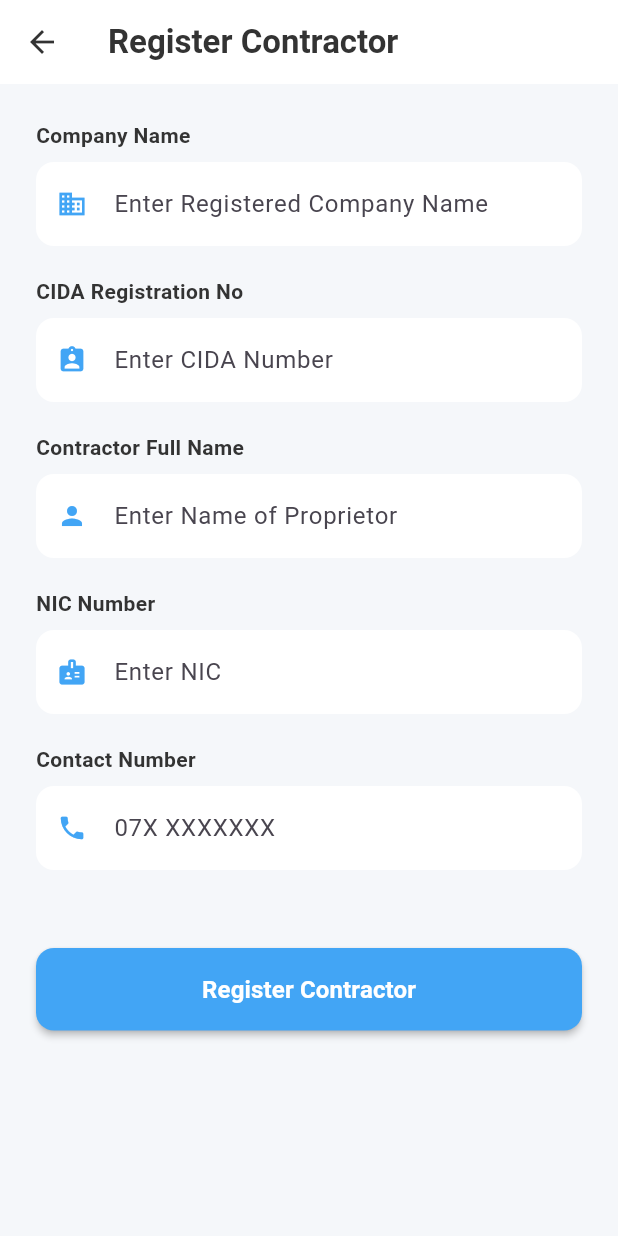
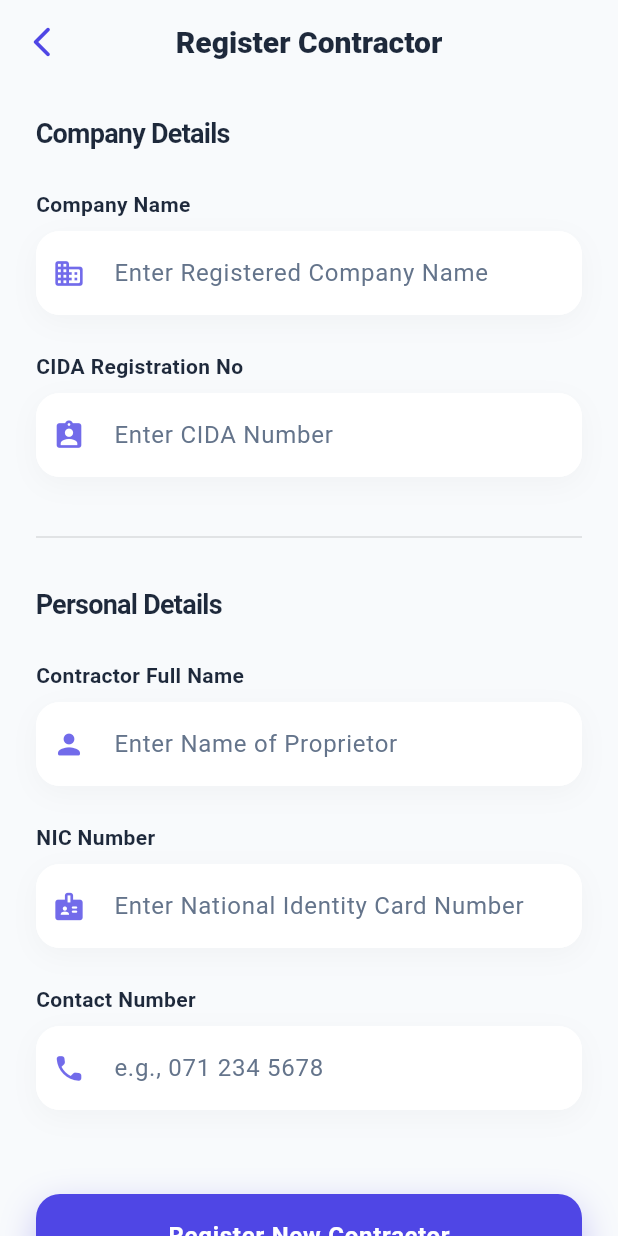
Before and after one commit to IrrigationDepartment/BuildCare, a Flutter app: the AddContractorScreen screen opened directly, on a phone screen of 412 x 824 dp. Run offline on Flutter 3.47's test engine with Material 3 defaults, Android fonts, the light colour scheme and no system bars; our stand-ins replace cached_network_image, cloud_firestore, firebase_auth, firebase_core, firebase_storage, image_picker and 2 more; accounts and stored records are empty.

Commit message:
Update add_contractor_screen.dart

```diff
--- a/lib/screens/TO/add_contractor_screen.dart
+++ b/lib/screens/TO/add_contractor_screen.dart
@@ -16,10 +16,14 @@ class AddContractorScreen extends StatefulWidget {
 }
 
 class _AddContractorScreenState extends State<AddContractorScreen> {
-  // --- Constants ---
-  static const Color kPrimaryBlue = Color(0xFF42A5F5);
-  static const Color kBackgroundColor = Color(0xFFF5F7FA);
-  static const Color kTextColor = Color(0xFF333333);
+  // --- EYE-CATCHING MODERN COLOR PALETTE ---
+  static const Color kPrimaryColor = Color(0xFF4F46E5); // Indigo 600
+  static const Color kPrimaryDark = Color(0xFF312E81); // Indigo 900
+  static const Color kBackgroundColor = Color(0xFFF8FAFC); // Slate 50
+  static const Color kCardColor = Colors.white;
+  static const Color kTextColor = Color(0xFF1E293B); // Slate 800
+  static const Color kSubTextColor = Color(0xFF64748B); // Slate 500
+
   final GlobalKey<FormState> _formKey = GlobalKey<FormState>();
 
   // --- Form Controllers & State ---
@@ -101,8 +105,13 @@ class _AddContractorScreenState extends State<AddContractorScreen> {
       if (mounted) {
         ScaffoldMessenger.of(context).showSnackBar(
           SnackBar(
-            content: Text(_isEditMode ? 'Contractor updated!' : 'Contractor registered successfully!'),
-            backgroundColor: Colors.green,
+            content: Text(
+              _isEditMode ? 'Contractor updated successfully!' : 'Contractor registered successfully!',
+              style: const TextStyle(fontWeight: FontWeight.w600),
+            ),
+            backgroundColor: Colors.green.shade600,
+            behavior: SnackBarBehavior.floating,
+            shape: RoundedRectangleBorder(borderRadius: BorderRadius.circular(10)),
           ),
         );
         Navigator.of(context).pop();
@@ -110,7 +119,11 @@ class _AddContractorScreenState extends State<AddContractorScreen> {
     } catch (e) {
       if (mounted) {
         ScaffoldMessenger.of(context).showSnackBar(
-          SnackBar(content: Text('Error: $e'), backgroundColor: Colors.red),
+          SnackBar(
+            content: Text('Error: $e'),
+            backgroundColor: Colors.redAccent,
+            behavior: SnackBarBehavior.floating,
+          ),
         );
       }
     } finally {
@@ -123,86 +136,139 @@ class _AddContractorScreenState extends State<AddContractorScreen> {
     return Scaffold(
       backgroundColor: kBackgroundColor,
       appBar: AppBar(
-        backgroundColor: Colors.white,
+        backgroundColor: kBackgroundColor,
         elevation: 0,
+        centerTitle: true,
         leading: IconButton(
-          icon: const Icon(Icons.arrow_back, color: kTextColor),
+          icon: const Icon(Icons.arrow_back_ios_new_rounded, color: kPrimaryColor),
           onPressed: () => Navigator.of(context).pop(),
         ),
         title: Text(
           _isEditMode ? 'Edit Contractor' : 'Register Contractor',
-          style: const TextStyle(fontWeight: FontWeight.bold, color: kTextColor),
+          style: const TextStyle(fontWeight: FontWeight.w800, color: kTextColor, fontSize: 20),
         ),
       ),
-      body: SingleChildScrollView(
-        padding: const EdgeInsets.all(24.0),
+      body: SafeArea(
+        child: SingleChildScrollView(
+          padding: const EdgeInsets.symmetric(horizontal: 24.0, vertical: 20.0),
+          // RESPONSIVE WRAPPER: Centers the content on large screens
+          child: Center(
+            child: ConstrainedBox(
+              constraints: const BoxConstraints(maxWidth: 600),
               child: Form(
                 key: _formKey,
                 child: Column(
+                  crossAxisAlignment: CrossAxisAlignment.start,
                   children: [
+                    const Text(
+                      'Company Details',
+                      style: TextStyle(
+                        fontSize: 18,
+                        fontWeight: FontWeight.w700,
+                        color: kTextColor,
+                        letterSpacing: -0.5,
+                      ),
+                    ),
+                    const SizedBox(height: 24),
                     _buildTextField(
                       label: 'Company Name',
                       hintText: 'Enter Registered Company Name',
                       controller: _companyNameController,
-                icon: Icons.business,
+                      icon: Icons.business_rounded,
                     ),
                     _buildTextField(
                       label: 'CIDA Registration No',
                       hintText: 'Enter CIDA Number',
                       controller: _cidaController,
-                icon: Icons.assignment_ind,
+                      icon: Icons.assignment_ind_rounded,
                     ),
+                    const SizedBox(height: 8),
+                    const Divider(color: Colors.black12),
+                    const SizedBox(height: 24),
+                    const Text(
+                      'Personal Details',
+                      style: TextStyle(
+                        fontSize: 18,
+                        fontWeight: FontWeight.w700,
+                        color: kTextColor,
+                        letterSpacing: -0.5,
+                      ),
+                    ),
+                    const SizedBox(height: 24),
                     _buildTextField(
                       label: 'Contractor Full Name',
                       hintText: 'Enter Name of Proprietor',
                       controller: _contractorNameController,
-                icon: Icons.person,
+                      icon: Icons.person_rounded,
                     ),
                     _buildTextField(
                       label: 'NIC Number',
-                hintText: 'Enter NIC',
+                      hintText: 'Enter National Identity Card Number',
                       controller: _nicController,
-                icon: Icons.badge,
+                      icon: Icons.badge_rounded,
                     ),
                     _buildTextField(
                       label: 'Contact Number',
-                hintText: '07X XXXXXXX',
+                      hintText: 'e.g., 071 234 5678',
                       controller: _contactController,
-                icon: Icons.phone,
+                      icon: Icons.phone_rounded,
                       keyboardType: TextInputType.phone,
                       validator: (value) {
-                  if (value == null || value.isEmpty) return 'Required';
+                        if (value == null || value.isEmpty) return 'This field is required';
                         if (value.length < 10) return 'Enter a valid phone number';
                         return null;
                       },
                     ),
                     const SizedBox(height: 32),
-              SizedBox(
+
+                    // --- PRIMARY ACTION BUTTON ---
+                    Container(
                       width: double.infinity,
+                      height: 56,
+                      decoration: BoxDecoration(
+                        borderRadius: BorderRadius.circular(16),
+                        boxShadow: [
+                          BoxShadow(
+                            color: kPrimaryColor.withOpacity(0.3),
+                            blurRadius: 20,
+                            offset: const Offset(0, 8),
+                          )
+                        ]
+                      ),
                       child: ElevatedButton(
                         onPressed: _isLoading ? null : _saveContractor,
                         style: ElevatedButton.styleFrom(
-                    backgroundColor: kPrimaryBlue,
+                          backgroundColor: kPrimaryColor,
                           foregroundColor: Colors.white,
-                    padding: const EdgeInsets.symmetric(vertical: 16),
-                    shape: RoundedRectangleBorder(borderRadius: BorderRadius.circular(12)),
-                    elevation: 2,
+                          disabledBackgroundColor: kPrimaryColor.withOpacity(0.6),
+                          elevation: 0,
+                          shape: RoundedRectangleBorder(
+                              borderRadius: BorderRadius.circular(16)),
                         ),
                         child: _isLoading
-                      ? const CircularProgressIndicator(color: Colors.white)
+                            ? const SizedBox(
+                                width: 24,
+                                height: 24,
+                                child: CircularProgressIndicator(color: Colors.white, strokeWidth: 2.5)
+                              )
                             : Text(
-                          _isEditMode ? 'Update Contractor' : 'Register Contractor',
-                          style: const TextStyle(fontSize: 16, fontWeight: FontWeight.bold),
+                                _isEditMode ? 'Update Contractor Details' : 'Register New Contractor',
+                                style: const TextStyle(fontSize: 16, fontWeight: FontWeight.bold, letterSpacing: 0.5),
                               ),
                       ),
                     ),
+                    const SizedBox(height: 40),
                   ],
+                ),
+              ),
+            ),
           ),
         ),
       ),
     );
   }
 
+  // --- MODERN GLASS/TINTED TEXT FIELD ---
   Widget _buildTextField({
     required String label,
     required String hintText,
@@ -212,24 +278,48 @@ class _AddContractorScreenState extends State<AddContractorScreen> {
     String? Function(String?)? validator,
   }) {
     return Padding(
-      padding: const EdgeInsets.only(bottom: 20.0),
+      padding: const EdgeInsets.only(bottom: 24.0),
       child: Column(
         crossAxisAlignment: CrossAxisAlignment.start,
         children: [
-          Text(label, style: const TextStyle(fontSize: 14, fontWeight: FontWeight.bold, color: kTextColor)),
+          Text(
+            label,
+            style: const TextStyle(fontSize: 14, fontWeight: FontWeight.w600, color: kTextColor)
+          ),
           const SizedBox(height: 8),
-          TextFormField(
+          Container(
+            decoration: BoxDecoration(
+              color: kCardColor,
+              borderRadius: BorderRadius.circular(16),
+              boxShadow: [
+                BoxShadow(
+                  color: Colors.black.withOpacity(0.03),
+                  blurRadius: 15,
+                  offset: const Offset(0, 5)
+                )
+              ]
+            ),
+            child: TextFormField(
               controller: controller,
               keyboardType: keyboardType,
+              style: const TextStyle(fontWeight: FontWeight.w600, color: kTextColor),
               decoration: InputDecoration(
                 hintText: hintText,
-              prefixIcon: Icon(icon, color: kPrimaryBlue, size: 20),
+                hintStyle: const TextStyle(color: kSubTextColor, fontWeight: FontWeight.normal),
                 filled: true,
-              fillColor: Colors.white,
-              border: OutlineInputBorder(borderRadius: BorderRadius.circular(12), borderSide: BorderSide.none),
-              contentPadding: const EdgeInsets.symmetric(horizontal: 16, vertical: 16),
+                fillColor: kCardColor,
+                prefixIcon: Container(
+                  margin: const EdgeInsets.only(left: 8, right: 12),
+                  child: Icon(icon, color: kPrimaryColor.withOpacity(0.8), size: 22)
+                ),
+                border: OutlineInputBorder(
+                  borderRadius: BorderRadius.circular(16),
+                  borderSide: BorderSide.none
+                ),
+                contentPadding: const EdgeInsets.symmetric(horizontal: 20, vertical: 16),
               ),
               validator: validator ?? (value) => (value == null || value.isEmpty) ? 'This field is required' : null,
+            ),
           ),
         ],
       ),
```
Lines whose indentation alone changed are shown as unchanged.
